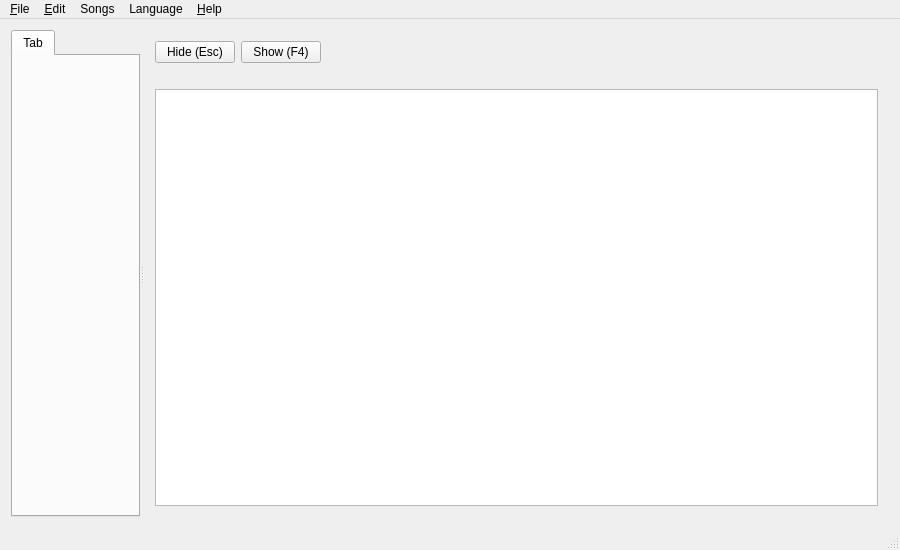
Before: the Qt Designer form src/softprojector.ui in SoftProjector/src, drawn with Qt 5.
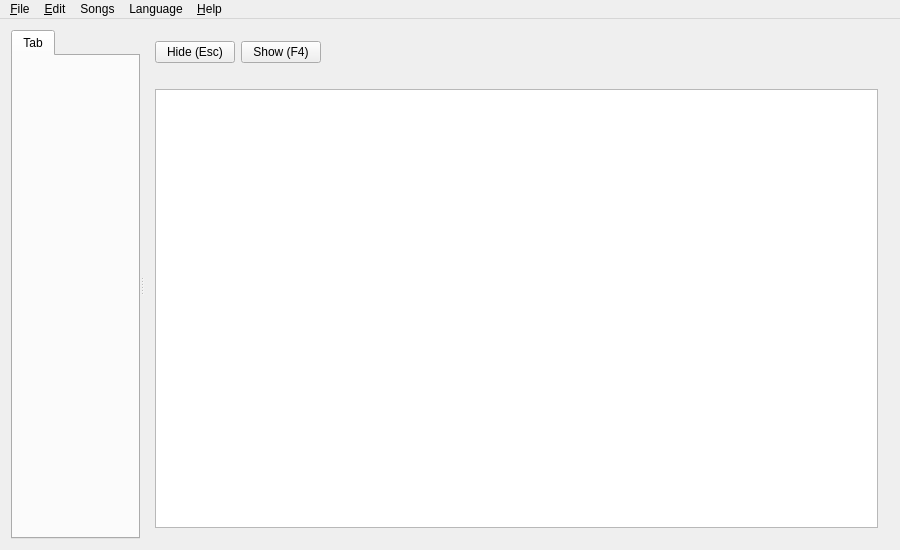
After: the same form once the commit is applied. Icons and pictures are not drawn.

What changed in the file:
```diff
--- a/src/softprojector.ui
+++ b/src/softprojector.ui
@@ -177,7 +177,6 @@
    <addaction name="menuLanguage"/>
    <addaction name="menuHelp"/>
   </widget>
-  <widget class="QStatusBar" name="statusBar"/>
   <action name="actionAbout">
    <property name="text">
     <string>&amp;About</string>
```
Left out of the diff: 27 changed lines with no effect on the pictures.
